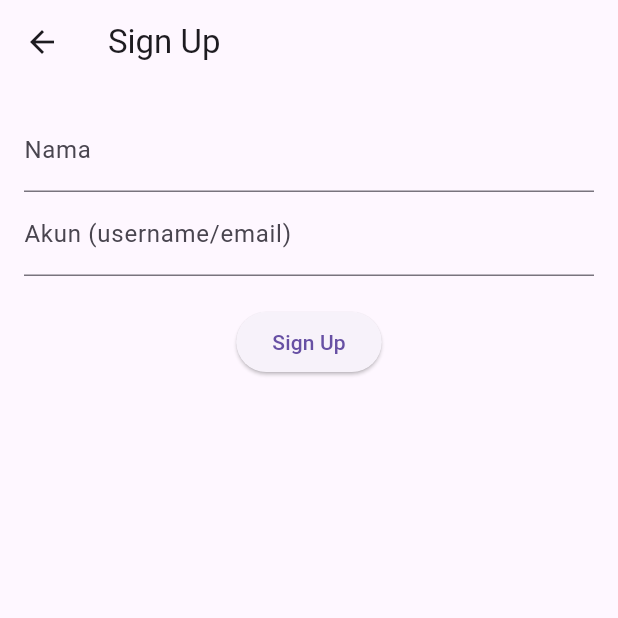
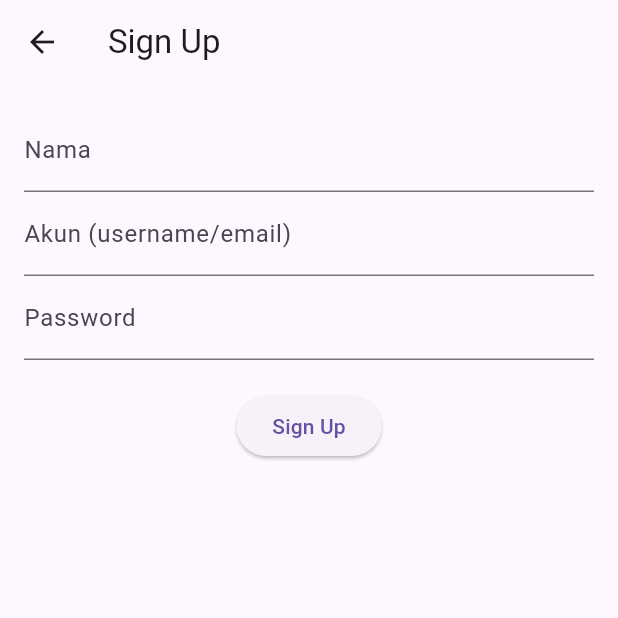
Before and after one commit to gegertook/cocking, a Flutter app: the SignUpPage screen opened directly, after a tap on "Sign Up", on a phone screen of 412 x 824 dp, the top half of it. Run offline on Flutter 3.47's test engine with Material 3 defaults, Android fonts, the phone set to English and light mode, and no system bars; our stand-ins replace supabase_flutter; accounts and stored records are empty.

Commit message:
Upload awal project flutter cooking app

```diff
--- a/lib/main.dart
+++ b/lib/main.dart
@@ -8,7 +8,7 @@ Future<void> main() async {
   await Supabase.initialize(
     url: 'https://swmtrdrrvqpwhkjbsqnr.supabase.co',
     anonKey:
-        'eyJhbGciOiJIUzI1NiIsInR5cCI6IkpXVCJ9.eyJpc3MiOiJzdXBhYmFzZSIsInJlZiI6InN3bXRyZHJydnFwd2hramJzcW5yIiwicm9sZSI6ImFub24iLCJpYXQiOjE3NTMyODM1MTcsImV4cCI6MjA2ODg1OTUxN30.7i94ag231uC1lVC7Vzm099ZkuHynIC8ewt52_HSNd-8s',
+        'eyJhbGciOiJIUzI1NiIsInR5cCI6IkpXVCJ9.eyJpc3MiOiJzdXBhYmFzZSIsInJlZiI6InN3bXRyZHJydnFwd2hramJzcW5yIiwicm9sZSI6ImFub24iLCJpYXQiOjE3NTMyODM1MTcsImV4cCI6MjA2ODg1OTUxN30.7i94ag231uC1lVC7Vzm099ZkuHynIC8ewt52_HSNd-8',
   );
 
   runApp(const MyApp());
--- a/lib/register/sign.dart
+++ b/lib/register/sign.dart
@@ -12,17 +12,19 @@ class SignUpPage extends StatefulWidget {
 class _SignUpPageState extends State<SignUpPage> {
   final _namaController = TextEditingController();
   final _akunController = TextEditingController();
+  final _pwController = TextEditingController();
 
   void _signUp() async {
     final nama = _namaController.text.trim();
     final akun = _akunController.text.trim();
+    final pw = _pwController.text.trim();
 
-    if (nama.isEmpty || akun.isEmpty) return;
+    if (nama.isEmpty || akun.isEmpty || pw.isEmpty) return;
 
     try {
       await Supabase.instance.client
           .from('users')
-          .insert({'nama': nama, 'akun': akun});
+          .insert({'nama': nama, 'akun': akun, 'pw': pw});
       Navigator.pushReplacement(
         context,
         MaterialPageRoute(builder: (context) => const Homescreen()),
@@ -51,6 +53,11 @@ class _SignUpPageState extends State<SignUpPage> {
               decoration:
                   const InputDecoration(labelText: 'Akun (username/email)'),
             ),
+            TextField(
+              controller: _pwController,
+              obscureText: true,
+              decoration: const InputDecoration(labelText: 'Password'),
+            ),
             const SizedBox(height: 20),
             ElevatedButton(
               onPressed: _signUp,
```
